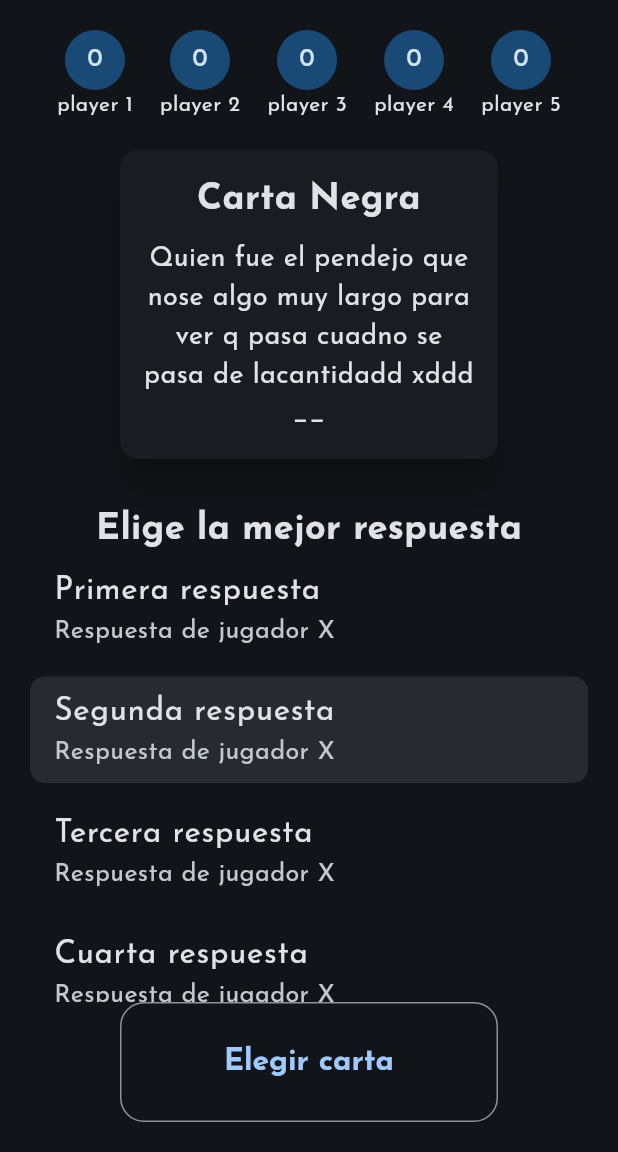
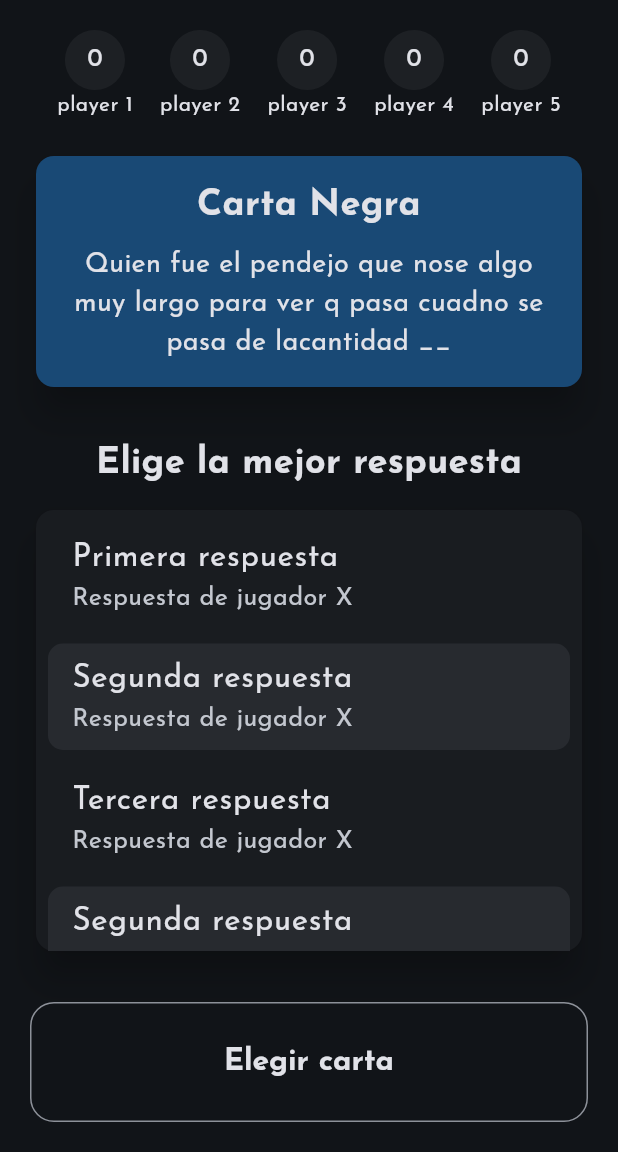
Before and after one commit to VarEros/cclh, a Flutter app: the TestView screen opened directly, on a phone screen of 412 x 824 dp, the part 84-1236 px from its top. Run offline on Flutter 3.47's test engine with Material 3 defaults, Android fonts, the phone set to English and light mode, and no system bars; our stand-ins replace google_fonts, socket_io_client; network calls fail.

Commit message:
ui upgrade

```diff
--- a/lib/themes.dart
+++ b/lib/themes.dart
@@ -45,6 +45,7 @@ final darkTheme = ThemeData(
         }
         return null;
       }),
+      foregroundColor: WidgetStatePropertyAll(darkScheme.onSurface)
     ),
   ),
   inputDecorationTheme: const InputDecorationTheme(border: OutlineInputBorder()),
--- a/lib/viewmodels/game_viewmodel.dart
+++ b/lib/viewmodels/game_viewmodel.dart
@@ -16,6 +16,7 @@ class GameViewModel with ChangeNotifier {
   bool _winnerSelected = false;
   bool _playedCard = false;
   String? _myId;
+  String? _myName;
 
   // Getters para acceder al estado desde la UI
   List<Player> get players => _players;
@@ -28,6 +29,7 @@ class GameViewModel with ChangeNotifier {
   bool get gameStarted => _gameStarted;
   bool get amIJudge => _myId==_currentJudge;
   bool get playedCard => _playedCard;
+  String? get myName => _myName;
 
 
   String getPlayerName(String playerId) => _players.firstWhere((player) => player.id == playerId).name;
@@ -55,7 +57,8 @@ class GameViewModel with ChangeNotifier {
     _currentJudge = data['judge'];
     _hand = List<String>.from(data['hand']);
 
-    print('nuevo juego iniciado');
+    _cardsPlayed = [];
+    _winnerSelected = false;
     _gameStarted = true;
     notifyListeners();
   }
@@ -111,6 +114,7 @@ class GameViewModel with ChangeNotifier {
 
   // Métodos para interactuar con el servicio de Socket.IO
   void addPlayer(String playerName) {
+    _myName = playerName;
     _socketService.addPlayer(playerName);
   }
 
--- a/lib/views/login_view.dart
+++ b/lib/views/login_view.dart
@@ -24,7 +24,7 @@ class LoginView extends StatelessWidget {
           mainAxisAlignment: MainAxisAlignment.center,
           children: [
             const Text(
-              "Ingresa tu nombre",
+              "Introduce un nombre para comenzar",
               style: TextStyle(fontSize: 20),
             ),
             const SizedBox(height: 20),
--- a/lib/views/test_view.dart
+++ b/lib/views/test_view.dart
@@ -6,15 +6,15 @@ const TestView({ super.key });
   @override
   Widget build(BuildContext context){
     final colorScheme = Theme.of(context).colorScheme;
-    final text = ['Primera respuesta', 'Segunda respuesta', 'Tercera respuesta', 'Cuarta respuesta', 'Quinta respuesta'];
+    final text = ['Primera respuesta', 'Segunda respuesta', 'Tercera respuesta', 'Segunda respuesta', 'Tercera respuesta',];
     final players = ['player 1', 'player 2', 'player 3', 'player 4', 'player 5'];
     return Scaffold(
       appBar: AppBar(
-        title: Row(
+        title: const Row(
           mainAxisAlignment: MainAxisAlignment.spaceBetween,
           children: [
-            const Text("Cartas contra la Humanidad"),
-            const Text('Round 1/5', textScaler: TextScaler.linear(0.7),)
+            Text("Cartas contra la Humanidad"),
+            Text('Round 1/5', textScaler: TextScaler.linear(0.7),)
           ],
         ),
         elevation: 30,
@@ -23,34 +23,23 @@ const TestView({ super.key });
         padding: const EdgeInsets.all(20.0),
         child: Column(
           children: [
-            // const Padding(
-            //   padding: EdgeInsets.symmetric(horizontal: 40.0),
-            //   child: Row(
-            //     mainAxisAlignment: MainAxisAlignment.spaceBetween,
-            //     children: [
-            //       Text('eros', textScaler: TextScaler.linear(1.7)),
-            //       Text('Round 1/5', textScaler: TextScaler.linear(1.7))
-            //     ],
-            //   ),
-            // ),
-            // const SizedBox(height: 20,),
             Row(
               mainAxisAlignment: MainAxisAlignment.spaceEvenly,
               children: [
                 for(var player in players)
                   Column(
                     children: [
-                      const CircleAvatar(child: Text('0')),
+                      CircleAvatar(child: Text('0'), backgroundColor: colorScheme.surfaceContainer, foregroundColor: colorScheme.onSurface,),
                       Text(player)
                   ],
                 )
               ],
             ),
             const SizedBox(height: 20,),
-            const Card(
-              margin: EdgeInsets.symmetric(horizontal: 60),
+            Card(
+              color: colorScheme.primaryContainer,
               elevation: 10,
-              child: Padding(
+              child: const Padding(
                 padding: EdgeInsets.all(16.0),
                 child: Flex(
                   direction: Axis.vertical,
@@ -64,7 +53,7 @@ const TestView({ super.key });
                     ),
                     SizedBox(height: 10),
                     Text(
-                      'Quien fue el pendejo que nose algo muy largo para ver q pasa cuadno se pasa de lacantidadd xddd __', // Mostrar la carta negra actual
+                      'Quien fue el pendejo que nose algo muy largo para ver q pasa cuadno se pasa de lacantidad __', // Mostrar la carta negra actual
                       style: TextStyle(fontSize: 18),
                       textAlign: TextAlign.center,
                     ),
@@ -72,25 +61,29 @@ const TestView({ super.key });
                 ),
               ),
             ),
+            const SizedBox(height: 30),
             Expanded(
               child: Column(
-                mainAxisAlignment: MainAxisAlignment.spaceBetween,
                 children: [
-                  const SizedBox(height: 30),
                   const Text(
                     "Elige la mejor respuesta",
                     style: TextStyle(fontSize: 24, fontWeight: FontWeight.bold),
                   ),
+                  const SizedBox(height: 10),
                   Expanded(
+                    child: Card(
+                      elevation: 10,
+                      child: Padding(
+                        padding: const EdgeInsets.all(8.0),
                         child: ListView.separated(
                           shrinkWrap: true,
-                      separatorBuilder: (BuildContext context, int index) =>  Divider(height: 10, color: colorScheme.surface),
+                          separatorBuilder: (BuildContext context, int index) =>  Divider(height: 10, color: colorScheme.surfaceContainerLow),
                           itemCount: text.length,
                           itemBuilder: (context, index) {
                             final playedCard = text[index];
                             return ListTile(
                               shape: const RoundedRectangleBorder(borderRadius: BorderRadius.all(Radius.circular(10))),
-                          tileColor: playedCard == 'Segunda respuesta' ? colorScheme.surfaceContainerHigh : colorScheme.surface,
+                              tileColor: playedCard == 'Segunda respuesta' ? colorScheme.surfaceContainerHigh : colorScheme.surfaceContainerLow,
                               title: Text(playedCard, textScaler: const TextScaler.linear(1.3)),
                               subtitle: const Text('Respuesta de jugador X', textScaler: TextScaler.linear(1.2)),
                               onTap: () {
@@ -101,14 +94,14 @@ const TestView({ super.key });
                           },
                         ),
                       ),
-                  Padding(
-                    padding: const EdgeInsets.symmetric(horizontal: 60.0),
-                    child: OutlinedButton(
+                    ),
+                  ),
+                  const SizedBox(height: 30),
+                  OutlinedButton(
                     onPressed: () {
                       print('object');
                     },
                     child: const Text('Elegir carta')
-                    ),
                   ),
                 ],
               ),
--- a/lib/views/waiting_view.dart
+++ b/lib/views/waiting_view.dart
@@ -23,6 +23,7 @@ class WaitingView extends StatelessWidget {
             itemBuilder: (context, index) {
               final player = gameViewModel.players[index];
               return ListTile(
+                tileColor: Theme.of(context).colorScheme.surface,
                 title: Text(player.name),
               );
             },
```
Also changed, not shown: lib/main.dart (+8 -3 lines), lib/views/game_view.dart (+7 -2 lines), lib/views/select_view.dart (+11 -8 lines), lib/views/winner_view.dart (+18 -11 lines). Lines whose indentation alone changed are shown as unchanged.
